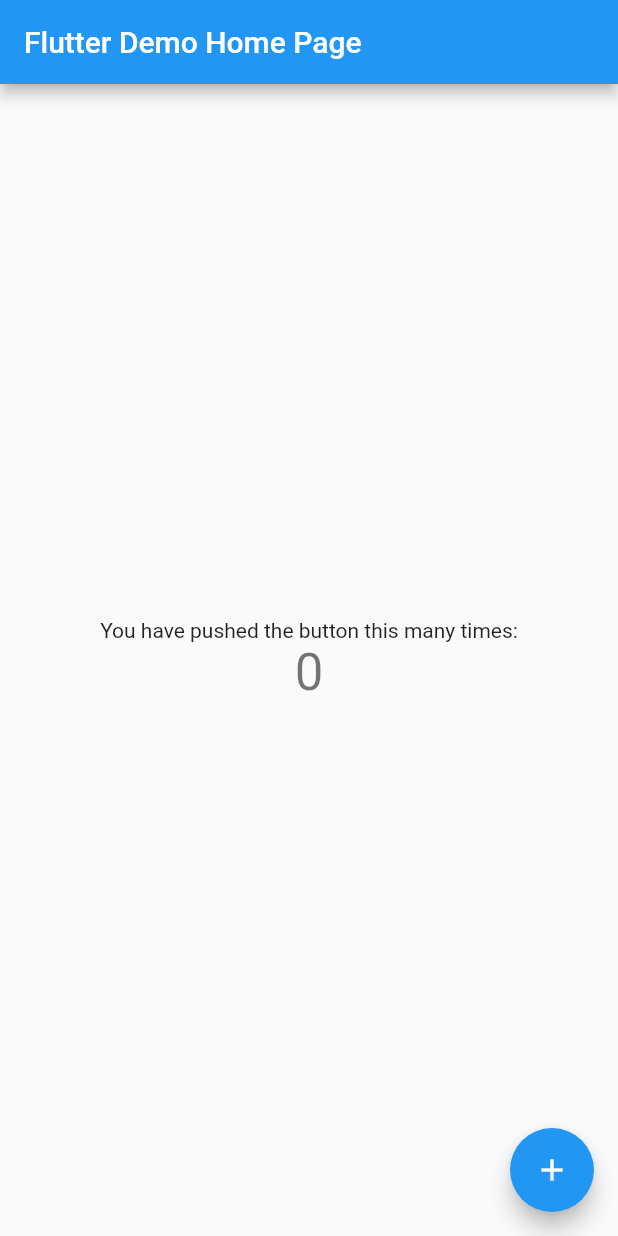
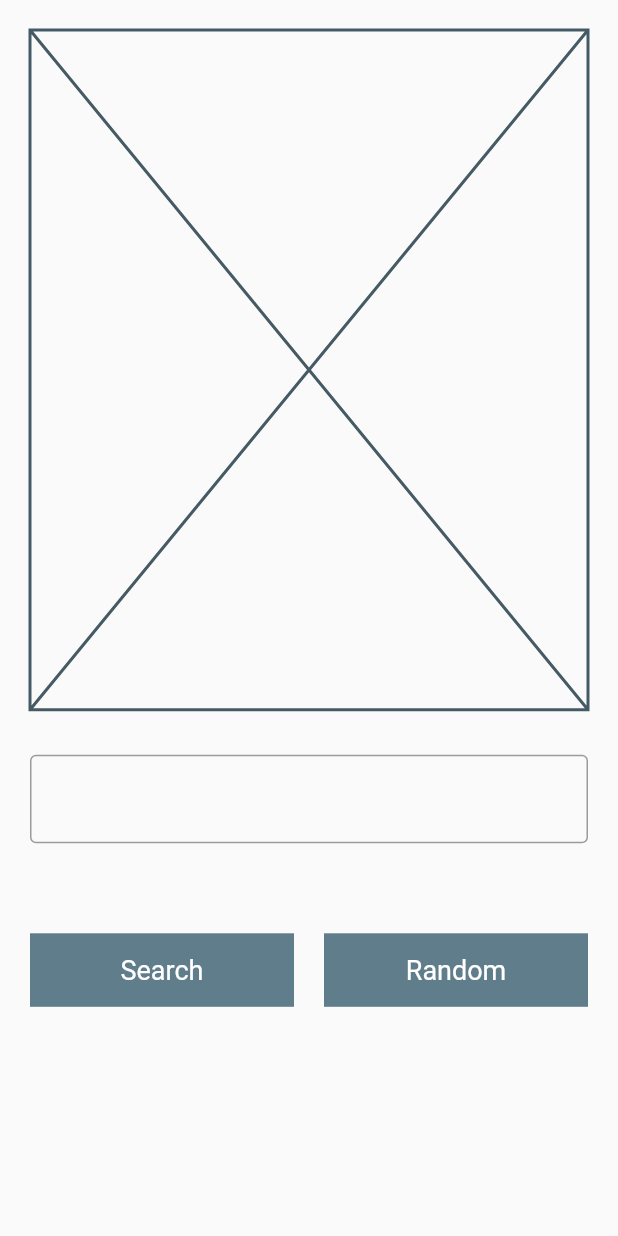
Before and after one commit to muhammadkh242/NumberTrivia, a Flutter app: the screen it shows after launch, on a phone screen of 412 x 824 dp. Run offline on Flutter 3.47's test engine with Material 2 defaults, Android fonts, the phone set to English and light mode, and no system bars; our stand-ins replace dio, flutter_riverpod, internet_connection_checker, shared_preferences.

Commit message:
build home screen ui

```diff
--- /dev/null
+++ b/lib/features/number_trivia/presentation/screens/home_screen.dart
@@ -0,0 +1,50 @@
+import 'package:flutter/material.dart';
+import 'package:nums/features/number_trivia/presentation/widgets/content_display.dart';
+
+import '../widgets/numbers_button.dart';
+
+class HomeScreen extends StatelessWidget {
+  const HomeScreen({Key? key}) : super(key: key);
+
+  @override
+  Widget build(BuildContext context) {
+    return Scaffold(
+      body: Padding(
+        padding: const EdgeInsets.all(20),
+        child: Column(
+          children: [
+            const ContentDisplay(),
+            const SizedBox(
+              height: 30,
+            ),
+            const TextField(
+              decoration: InputDecoration(
+                border: OutlineInputBorder(),
+              ),
+            ),
+            const SizedBox(
+              height: 60,
+            ),
+            Row(
+              children: [
+                Expanded(
+                    child: NumbersButton(
+                  text: "Search",
+                  onTap: () {},
+                )),
+                const SizedBox(
+                  width: 20,
+                ),
+                Expanded(
+                    child: NumbersButton(
+                  text: "Random",
+                  onTap: () {},
+                ))
+              ],
+            ),
+          ],
+        ),
+      ),
+    );
+  }
+}
--- a/lib/features/number_trivia/presentation/view_models/number_trivia_view_model.dart
+++ b/lib/features/number_trivia/presentation/view_models/number_trivia_view_model.dart
@@ -13,4 +13,5 @@ class NumberTriviaViewModel extends StateNotifier<BaseState<NumberTrivia>> {
       : super(BaseState(data: null));
 
 
+
 }
--- /dev/null
+++ b/lib/features/number_trivia/presentation/widgets/content_display.dart
@@ -0,0 +1,12 @@
+import 'package:flutter/material.dart';
+
+class ContentDisplay extends StatelessWidget {
+  const ContentDisplay({Key? key}) : super(key: key);
+
+  @override
+  Widget build(BuildContext context) {
+    return Placeholder(
+      fallbackHeight: MediaQuery.of(context).size.height * 0.55,
+    );
+  }
+}
--- /dev/null
+++ b/lib/features/number_trivia/presentation/widgets/numbers_button.dart
@@ -0,0 +1,24 @@
+import 'package:flutter/material.dart';
+
+class NumbersButton extends StatelessWidget {
+  const NumbersButton({Key? key, required this.text, required this.onTap})
+      : super(key: key);
+  final String text;
+  final Function() onTap;
+
+  @override
+  Widget build(BuildContext context) {
+    return GestureDetector(
+      onTap: onTap,
+      child: Container(
+        padding: const EdgeInsets.symmetric(vertical: 14),
+        decoration: const BoxDecoration(color: Colors.blueGrey),
+        child: Center(
+            child: Text(
+          text,
+          style: const TextStyle(fontSize: 18, color: Colors.white),
+        )),
+      ),
+    );
+  }
+}
--- a/lib/main.dart
+++ b/lib/main.dart
@@ -1,4 +1,5 @@
 import 'package:flutter/material.dart';
+import 'package:nums/features/number_trivia/presentation/screens/home_screen.dart';
 
 void main() {
   runApp(const MyApp());
@@ -11,105 +12,11 @@ class MyApp extends StatelessWidget {
   @override
   Widget build(BuildContext context) {
     return MaterialApp(
-      title: 'Flutter Demo',
+      debugShowCheckedModeBanner: false,
       theme: ThemeData(
-        // This is the theme of your application.
-        //
-        // Try running your application with "flutter run". You'll see the
-        // application has a blue toolbar. Then, without quitting the app, try
-        // changing the primarySwatch below to Colors.green and then invoke
-        // "hot reload" (press "r" in the console where you ran "flutter run",
-        // or simply save your changes to "hot reload" in a Flutter IDE).
-        // Notice that the counter didn't reset back to zero; the application
-        // is not restarted.
         primarySwatch: Colors.blue,
       ),
-      home: const MyHomePage(title: 'Flutter Demo Home Page'),
+      home: const HomeScreen(),
     );
   }
 }
-
-class MyHomePage extends StatefulWidget {
-  const MyHomePage({super.key, required this.title});
-
-  // This widget is the home page of your application. It is stateful, meaning
-  // that it has a State object (defined below) that contains fields that affect
-  // how it looks.
-
-  // This class is the configuration for the state. It holds the values (in this
-  // case the title) provided by the parent (in this case the App widget) and
-  // used by the build method of the State. Fields in a Widget subclass are
-  // always marked "final".
-
-  final String title;
-
-  @override
-  State<MyHomePage> createState() => _MyHomePageState();
-}
-
-class _MyHomePageState extends State<MyHomePage> {
-  int _counter = 0;
-
-  void _incrementCounter() {
-    setState(() {
-      // This call to setState tells the Flutter framework that something has
-      // changed in this State, which causes it to rerun the build method below
-      // so that the display can reflect the updated values. If we changed
-      // _counter without calling setState(), then the build method would not be
-      // called again, and so nothing would appear to happen.
-      _counter++;
-    });
-  }
-
-  @override
-  Widget build(BuildContext context) {
-    // This method is rerun every time setState is called, for instance as done
-    // by the _incrementCounter method above.
-    //
-    // The Flutter framework has been optimized to make rerunning build methods
-    // fast, so that you can just rebuild anything that needs updating rather
-    // than having to individually change instances of widgets.
-    return Scaffold(
-      appBar: AppBar(
-        // Here we take the value from the MyHomePage object that was created by
-        // the App.build method, and use it to set our appbar title.
-        title: Text(widget.title),
-      ),
-      body: Center(
-        // Center is a layout widget. It takes a single child and positions it
-        // in the middle of the parent.
-        child: Column(
-          // Column is also a layout widget. It takes a list of children and
-          // arranges them vertically. By default, it sizes itself to fit its
-          // children horizontally, and tries to be as tall as its parent.
-          //
-          // Invoke "debug painting" (press "p" in the console, choose the
-          // "Toggle Debug Paint" action from the Flutter Inspector in Android
-          // Studio, or the "Toggle Debug Paint" command in Visual Studio Code)
-          // to see the wireframe for each widget.
-          //
-          // Column has various properties to control how it sizes itself and
-          // how it positions its children. Here we use mainAxisAlignment to
-          // center the children vertically; the main axis here is the vertical
-          // axis because Columns are vertical (the cross axis would be
-          // horizontal).
-          mainAxisAlignment: MainAxisAlignment.center,
-          children: <Widget>[
-            const Text(
-              'You have pushed the button this many times:',
-            ),
-            Text(
-              '$_counter',
-              style: Theme.of(context).textTheme.headline4,
-            ),
-          ],
-        ),
-      ),
-      floatingActionButton: FloatingActionButton(
-        onPressed: _incrementCounter,
-        tooltip: 'Increment',
-        child: const Icon(Icons.add),
-      ), // This trailing comma makes auto-formatting nicer for build methods.
-    );
-  }
-}
```
